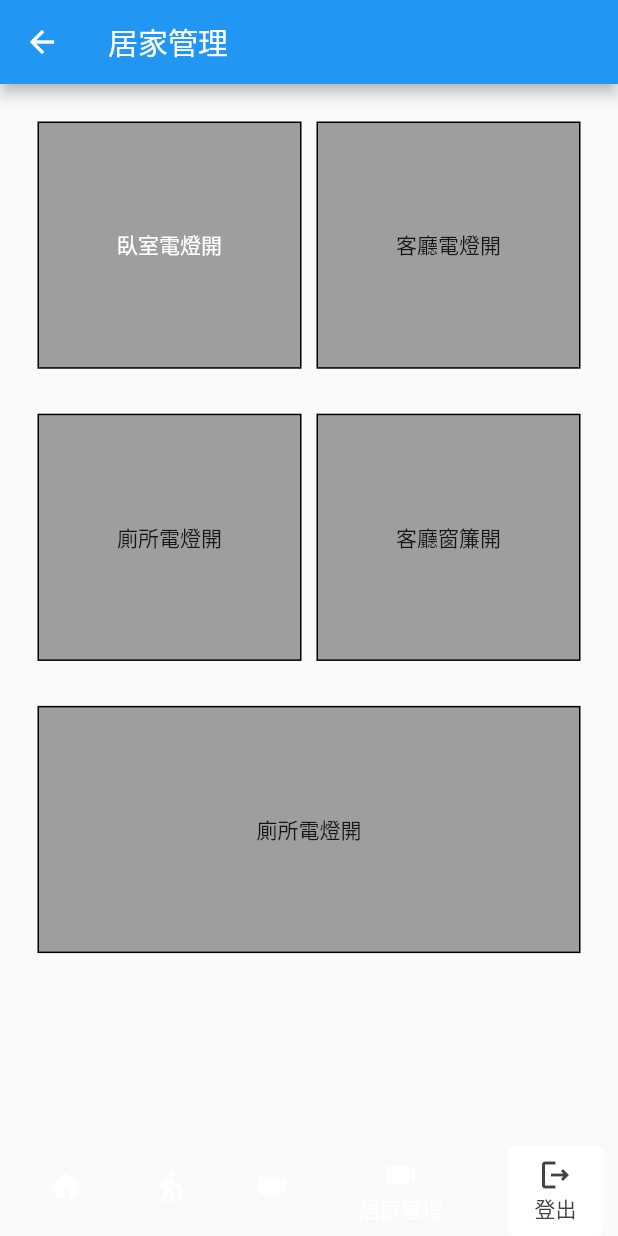
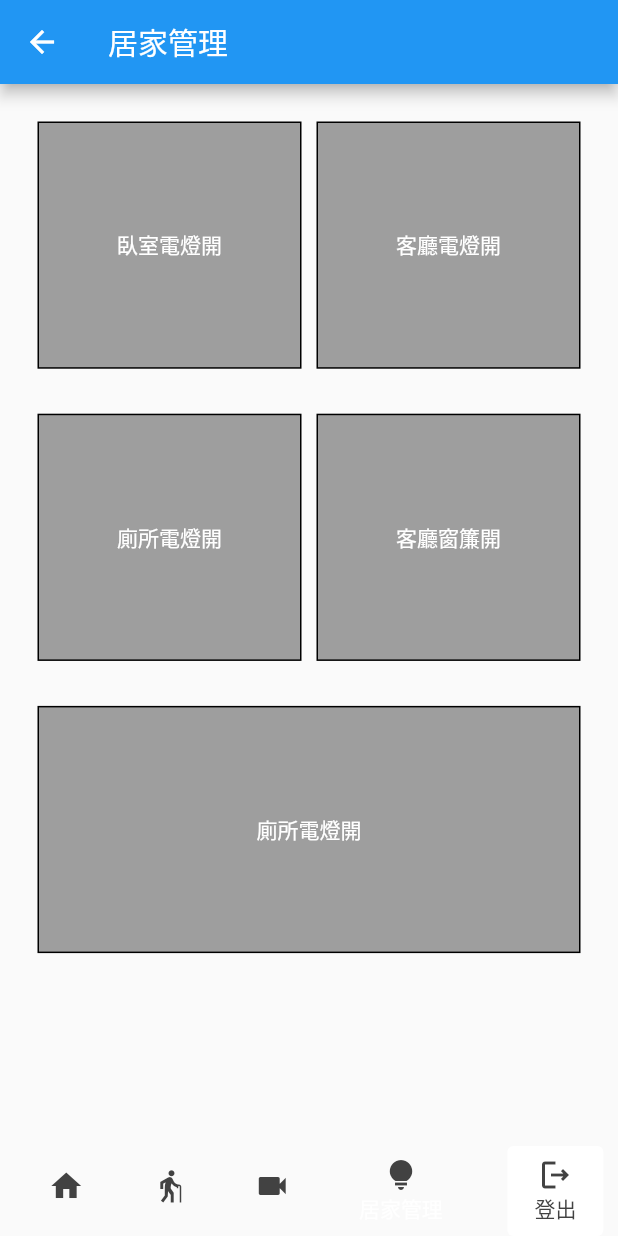
Before and after one commit to sappire11/family_alert, a Flutter app: the Homepage screen opened by its route, item 4 of the bottom bar chosen, on a phone screen of 412 x 824 dp. Run offline on Flutter 3.47's test engine with Material 2 defaults, Android fonts, the phone set to English and light mode, and no system bars; our stand-ins replace chewie, dio, flutter_local_notifications, fluttertoast, sqflite, timezone and 2 more; missing offline and left inert: flutter_vlc_player; accounts and stored records are empty; network calls fail.

Commit message:
修改使用名稱

```diff
--- a/lib/control_panel.dart
+++ b/lib/control_panel.dart
@@ -62,8 +62,11 @@ class _ControlPanelState extends State<ControlPanel> {
                               color:(switchController.controlPanel.livingRoomLight)?Colors.yellow:Colors.grey,
                               border: Border.all(color: Colors.black,width: 1)
                           ),
-                          child: Center(child: Text("客廳電燈"+((switchController.controlPanel.livingRoomLight)?"關":"開")
-                          )),
+                          child: Center(
+                                child: Text(
+                                    "客廳電燈"+((switchController.controlPanel.livingRoomLight)?"關":"開"),
+                                      style: TextStyle(color:(switchController.controlPanel.livingRoomLight)?Colors.black:Colors.white)
+                                      )),
 
 
                         )
@@ -89,7 +92,8 @@ class _ControlPanelState extends State<ControlPanel> {
                               color:(switchController.controlPanel.bathroomLight)?Colors.yellow:Colors.grey,
                               border: Border.all(color: Colors.black,width: 1)
                           ),
-                          child: Center(child: Text("廁所電燈"+((switchController.controlPanel.bathroomLight)?"關":"開"))),
+                          child: Center(child: Text("廁所電燈"+((switchController.controlPanel.bathroomLight)?"關":"開"),
+                              style: TextStyle(color:(switchController.controlPanel.bathroomLight)?Colors.black:Colors.white))),
                         )
                     ),
                   ),
@@ -106,7 +110,8 @@ class _ControlPanelState extends State<ControlPanel> {
                               color:(switchController.controlPanel.livingRoomCurtain)?Colors.yellow:Colors.grey,
                               border: Border.all(color: Colors.black,width: 1)
                           ),
-                          child: Center(child: Text("客廳窗簾"+((switchController.controlPanel.livingRoomCurtain)?"關":"開"))),
+                          child: Center(child: Text("客廳窗簾"+((switchController.controlPanel.livingRoomCurtain)?"關":"開"),
+                                style: TextStyle(color:(switchController.controlPanel.livingRoomCurtain)?Colors.black:Colors.white))),
                         )
                     ),
                   ),
@@ -130,7 +135,8 @@ class _ControlPanelState extends State<ControlPanel> {
                               color:(switchController.controlPanel.airConditioner)?Colors.yellow:Colors.grey,
                               border: Border.all(color: Colors.black,width: 1)
                           ),
-                          child: Center(child: Text("廁所電燈"+((switchController.controlPanel.airConditioner)?"關":"開"))),
+                          child: Center(child: Text("廁所電燈"+((switchController.controlPanel.airConditioner)?"關":"開"),
+                              style: TextStyle(color:(switchController.controlPanel.airConditioner)?Colors.black:Colors.white))),
                         )
                     ),
                   ),
--- a/lib/home_page.dart
+++ b/lib/home_page.dart
@@ -63,20 +63,20 @@ class _HomepageState extends State<Homepage> {
                   elevation: 0,
                   items: [
                     BottomNavigationBarItem(
-                      icon: Icon(Icons.home),
+                      icon: Icon(Icons.home,color: Colors.grey[800],),
                       label: '首頁',
                     ),
 
                     BottomNavigationBarItem(
-                      icon: Icon(Icons.elderly),
+                      icon: Icon(Icons.elderly,color: Colors.grey[800],),
                       label: '跌倒紀錄',
                     ),
                     BottomNavigationBarItem(
-                      icon: Icon(Icons.videocam),
+                      icon: Icon(Icons.videocam,color: Colors.grey[800],),
                       label: '即時影像',
                     ),
                     BottomNavigationBarItem(
-                      icon: Icon(Icons.videocam),
+                      icon: Icon(Icons.lightbulb_sharp,color: Colors.grey[800],),
                       label: '居家管理',
                     ),
                     // BottomNavigationBarItem(
```
Also changed, not shown: lib/main.dart (+0 -8 lines).
